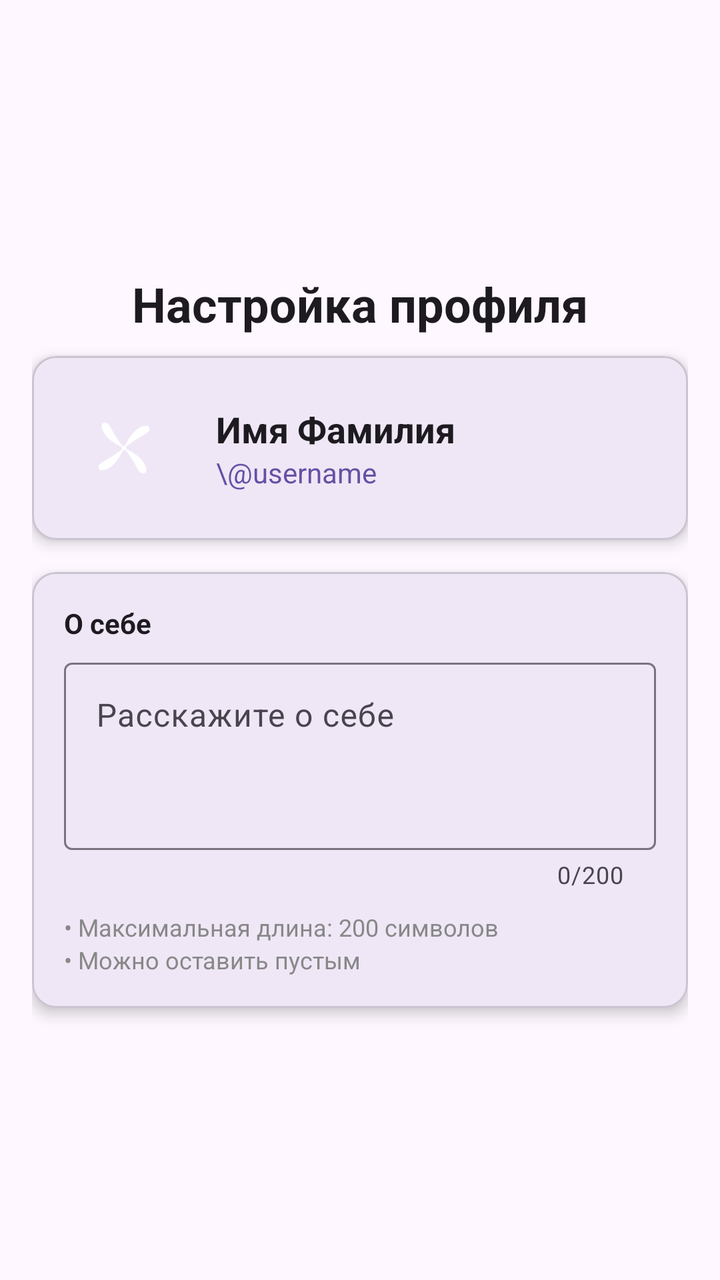
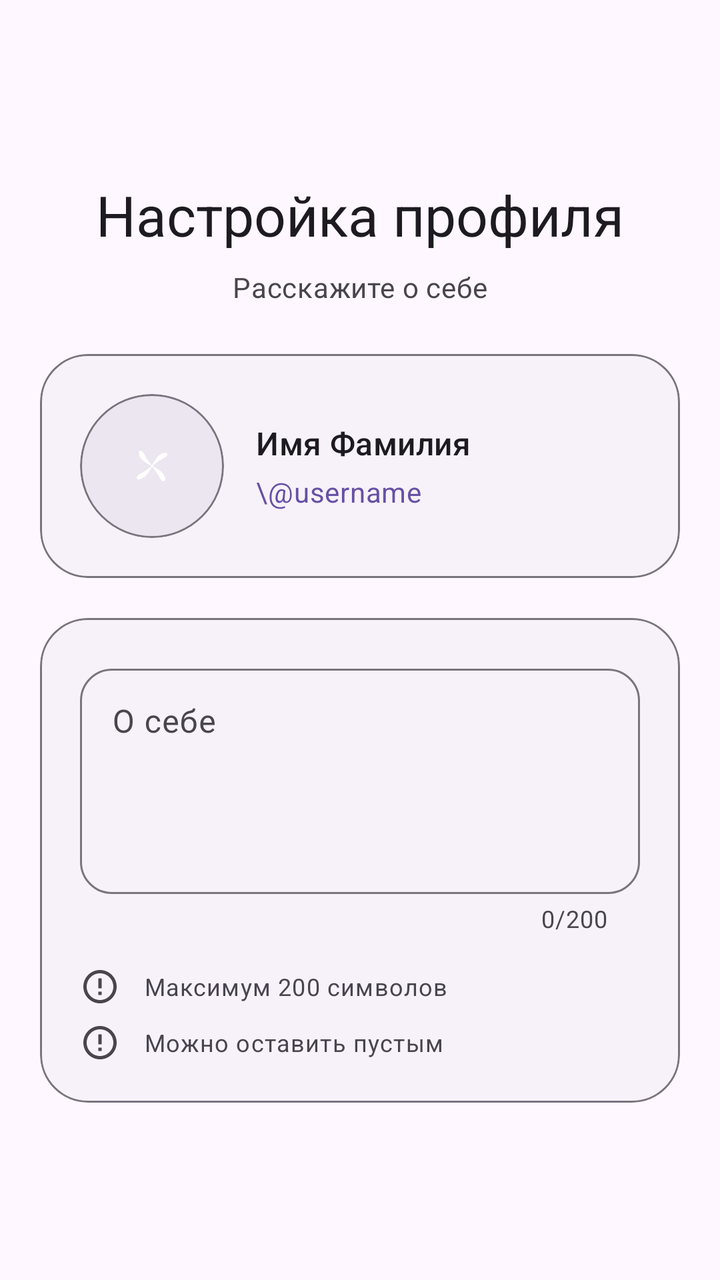

An Android layout rendered at two revisions. The XML below is the earlier revision; the diff shows what the commit changed to produce the second picture.
<!-- AndroidManifest.xml: application theme Theme.BarkfluffClientAndroid -->
<!-- res/layout/step_register_07_bio.xml -->
<?xml version="1.0" encoding="utf-8"?>
<ScrollView xmlns:android="http://schemas.android.com/apk/res/android"
    xmlns:app="http://schemas.android.com/apk/res-auto"
    android:layout_width="match_parent"
    android:layout_height="match_parent"
    android:fillViewport="true">

    <LinearLayout
        android:layout_width="match_parent"
        android:layout_height="wrap_content"
        android:gravity="center"
        android:orientation="vertical"
        android:padding="16dp">

        <TextView
            android:layout_width="wrap_content"
            android:layout_height="wrap_content"
            android:layout_marginBottom="10dp"
            android:text="Настройка профиля"
            android:textColor="?attr/colorOnSurface"
            android:textSize="24sp"
            android:textStyle="bold" />

        
        <com.google.android.material.card.MaterialCardView
            android:layout_width="match_parent"
            android:layout_height="wrap_content"
            android:layout_marginBottom="16dp"
            app:cardCornerRadius="12dp"
            app:cardElevation="4dp">

            <LinearLayout
                android:layout_width="match_parent"
                android:layout_height="wrap_content"
                android:orientation="vertical"
                android:padding="16dp">

                
                <LinearLayout
                    android:layout_width="match_parent"
                    android:layout_height="wrap_content"
                    android:gravity="center_vertical"
                    android:orientation="horizontal">

                    <ImageView
                        android:id="@+id/previewAvatar"
                        android:layout_width="60dp"
                        android:layout_height="60dp"
                        android:background="@drawable/ic_launcher_foreground"
                        android:contentDescription="Avatar preview"
                        android:scaleType="centerCrop" />

                    <LinearLayout
                        android:layout_width="match_parent"
                        android:layout_height="wrap_content"
                        android:layout_marginStart="16dp"
                        android:orientation="vertical">

                        <TextView
                            android:id="@+id/previewFullName"
                            android:layout_width="wrap_content"
                            android:layout_height="wrap_content"
                            android:text="Имя Фамилия"
                            android:textColor="?attr/colorOnSurface"
                            android:textSize="18sp"
                            android:textStyle="bold" />

                        <TextView
                            android:id="@+id/previewUsername"
                            android:layout_width="wrap_content"
                            android:layout_height="wrap_content"
                            android:text="\@username"
                            android:textColor="?attr/colorPrimary"
                            android:textSize="14sp" />
                    </LinearLayout>
                </LinearLayout>
            </LinearLayout>
        </com.google.android.material.card.MaterialCardView>

        
        <com.google.android.material.card.MaterialCardView
            android:layout_width="match_parent"
            android:layout_height="wrap_content"
            app:cardCornerRadius="12dp"
            app:cardElevation="4dp">

            <LinearLayout
                android:layout_width="match_parent"
                android:layout_height="wrap_content"
                android:orientation="vertical"
                android:padding="16dp">

                <TextView
                    android:layout_width="wrap_content"
                    android:layout_height="wrap_content"
                    android:text="О себе"
                    android:textColor="?attr/colorOnSurface"
                    android:textSize="14sp"
                    android:textStyle="bold" />

                <com.google.android.material.textfield.TextInputLayout
                    android:id="@+id/bioInputLayout"
                    style="@style/Widget.Material3.TextInputLayout.OutlinedBox"
                    android:layout_width="match_parent"
                    android:layout_height="wrap_content"
                    android:layout_marginTop="5dp"
                    android:hint="Расскажите о себе"
                    app:counterEnabled="true"
                    app:counterMaxLength="200">

                    <com.google.android.material.textfield.TextInputEditText
                        android:id="@+id/bioEditText"
                        android:layout_width="match_parent"
                        android:layout_height="wrap_content"
                        android:gravity="top"
                        android:inputType="textMultiLine"
                        android:maxLength="200"
                        android:minLines="3" />
                </com.google.android.material.textfield.TextInputLayout>

                <TextView
                    android:layout_width="wrap_content"
                    android:layout_height="wrap_content"
                    android:layout_marginTop="10dp"
                    android:text="• Максимальная длина: 200 символов"
                    android:textColor="#888888"
                    android:textSize="12sp" />

                <TextView
                    android:layout_width="wrap_content"
                    android:layout_height="wrap_content"
                    android:text="• Можно оставить пустым"
                    android:textColor="#888888"
                    android:textSize="12sp" />
            </LinearLayout>
        </com.google.android.material.card.MaterialCardView>
    </LinearLayout>
</ScrollView>
<!-- resources referenced by this layout -->
<resources>
  <!-- drawable ic_launcher_foreground (drawable) -->
  <?xml version="1.0" encoding="utf-8"?>
  <vector xmlns:android="http://schemas.android.com/apk/res/android"
      android:width="108dp"
      android:height="108dp"
      android:viewportWidth="108"
      android:viewportHeight="108">
      
      
      <path
          android:fillColor="#FFFFFF"
          android:pathData="M54,54m-2,0a2,2 0,1 1,4 0a2,2 0,1 1,-4 0" />
      
      
      <path
          android:fillColor="#FFFFFF"
          android:pathData="M54,54c0,0 8,-20 20,-20c2,0 3,1 3,3c0,3 -5,5 -10,8c-8,5 -13,9 -13,9z" />
      
      
      <path
          android:fillColor="#FFFFFF"
          android:pathData="M54,54c0,0 20,8 20,20c0,2 -1,3 -3,3c-3,0 -5,-5 -8,-10c-5,-8 -9,-13 -9,-13z" />
      
      
      <path
          android:fillColor="#FFFFFF"
          android:pathData="M54,54c0,0 -8,20 -20,20c-2,0 -3,-1 -3,-3c0,-3 5,-5 10,-8c8,-5 13,-9 13,-9z" />
      
      
      <path
          android:fillColor="#FFFFFF"
          android:pathData="M54,54c0,0 -20,-8 -20,-20c0,-2 1,-3 3,-3c3,0 5,5 8,10c5,8 9,13 9,13z" />
          
  </vector>
  <style name="Theme.BarkfluffClientAndroid" parent="Base.Theme.BarkfluffClientAndroid" />
  <style name="Base.Theme.BarkfluffClientAndroid" parent="Theme.Material3.DayNight.NoActionBar">
          
          <item name="android:statusBarColor">?attr/colorSurface</item>
          <item name="android:windowBackground">?android:attr/colorBackground</item>
      </style>
</resources>

<!-- the commit's change to res/layout/step_register_07_bio.xml (unified diff, before → after) -->
@@ -1,5 +1,5 @@
 <?xml version="1.0" encoding="utf-8"?>
-<ScrollView xmlns:android="http://schemas.android.com/apk/res/android"
+<androidx.core.widget.NestedScrollView xmlns:android="http://schemas.android.com/apk/res/android"
     xmlns:app="http://schemas.android.com/apk/res-auto"
     android:layout_width="match_parent"
     android:layout_height="match_parent"
@@ -10,101 +10,121 @@
         android:layout_height="wrap_content"
         android:gravity="center"
         android:orientation="vertical"
-        android:padding="16dp">
-
+        android:padding="20dp">
+
+        
         <TextView
             android:layout_width="wrap_content"
             android:layout_height="wrap_content"
-            android:layout_marginBottom="10dp"
+            android:layout_marginBottom="8dp"
             android:text="Настройка профиля"
-            android:textColor="?attr/colorOnSurface"
-            android:textSize="24sp"
-            android:textStyle="bold" />
+            android:textAppearance="?attr/textAppearanceHeadlineMedium"
+            android:textColor="?attr/colorOnSurface" />
+
+        
+        <TextView
+            android:layout_width="wrap_content"
+            android:layout_height="wrap_content"
+            android:layout_marginBottom="24dp"
+            android:text="Расскажите о себе"
+            android:textAppearance="?attr/textAppearanceBodyMedium"
+            android:textColor="?attr/colorOnSurfaceVariant" />
 
         
         <com.google.android.material.card.MaterialCardView
             android:layout_width="match_parent"
             android:layout_height="wrap_content"
-            android:layout_marginBottom="16dp"
-            app:cardCornerRadius="12dp"
-            app:cardElevation="4dp">
+            android:layout_marginBottom="20dp"
+            app:cardBackgroundColor="?attr/colorSurfaceContainerLow"
+            app:cardCornerRadius="24dp"
+            app:cardElevation="0dp"
+            app:strokeColor="?attr/colorOutline"
+            app:strokeWidth="1dp">
+
+            <LinearLayout
+                android:layout_width="match_parent"
+                android:layout_height="wrap_content"
+                android:gravity="center_vertical"
+                android:orientation="horizontal"
+                android:padding="20dp">
+
+                
+                <com.google.android.material.card.MaterialCardView
+                    android:layout_width="72dp"
+                    android:layout_height="72dp"
+                    app:cardBackgroundColor="?attr/colorSurfaceContainerHigh"
+                    app:cardCornerRadius="36dp"
+                    app:cardElevation="0dp"
+                    app:strokeColor="?attr/colorOutline"
+                    app:strokeWidth="1dp">
+
+                    <ImageView
+                        android:id="@+id/previewAvatar"
+                        android:layout_width="match_parent"
+                        android:layout_height="match_parent"
+                        android:contentDescription="Avatar preview"
+                        android:padding="18dp"
+                        android:scaleType="centerCrop"
+                        android:src="@drawable/ic_launcher_foreground" />
+
+                </com.google.android.material.card.MaterialCardView>
+
+                
+                <LinearLayout
+                    android:layout_width="match_parent"
+                    android:layout_height="wrap_content"
+                    android:layout_marginStart="16dp"
+                    android:orientation="vertical">
+
+                    <TextView
+                        android:id="@+id/previewFullName"
+                        android:layout_width="wrap_content"
+                        android:layout_height="wrap_content"
+                        android:text="Имя Фамилия"
+                        android:textAppearance="?attr/textAppearanceTitleMedium"
+                        android:textColor="?attr/colorOnSurface" />
+
+                    <TextView
+                        android:id="@+id/previewUsername"
+                        android:layout_width="wrap_content"
+                        android:layout_height="wrap_content"
+                        android:layout_marginTop="4dp"
+                        android:text="\@username"
+                        android:textAppearance="?attr/textAppearanceBodyMedium"
+                        android:textColor="?attr/colorPrimary" />
+
+                </LinearLayout>
+
+            </LinearLayout>
+
+        </com.google.android.material.card.MaterialCardView>
+
+        
+        <com.google.android.material.card.MaterialCardView
+            android:layout_width="match_parent"
+            android:layout_height="wrap_content"
+            app:cardBackgroundColor="?attr/colorSurfaceContainerLow"
+            app:cardCornerRadius="24dp"
+            app:cardElevation="0dp"
+            app:strokeColor="?attr/colorOutline"
+            app:strokeWidth="1dp">
 
             <LinearLayout
                 android:layout_width="match_parent"
                 android:layout_height="wrap_content"
                 android:orientation="vertical"
-                android:padding="16dp">
-
-                
-                <LinearLayout
-                    android:layout_width="match_parent"
-                    android:layout_height="wrap_content"
-                    android:gravity="center_vertical"
-                    android:orientation="horizontal">
-
-                    <ImageView
-                        android:id="@+id/previewAvatar"
-                        android:layout_width="60dp"
-                        android:layout_height="60dp"
-                        android:background="@drawable/ic_launcher_foreground"
-                        android:contentDescription="Avatar preview"
-                        android:scaleType="centerCrop" />
-
-                    <LinearLayout
-                        android:layout_width="match_parent"
-                        android:layout_height="wrap_content"
-                        android:layout_marginStart="16dp"
-                        android:orientation="vertical">
-
-                        <TextView
-                            android:id="@+id/previewFullName"
-                            android:layout_width="wrap_content"
-                            android:layout_height="wrap_content"
-                            android:text="Имя Фамилия"
-                            android:textColor="?attr/colorOnSurface"
-                            android:textSize="18sp"
-                            android:textStyle="bold" />
-
-                        <TextView
-                            android:id="@+id/previewUsername"
-                            android:layout_width="wrap_content"
-                            android:layout_height="wrap_content"
-                            android:text="\@username"
-                            android:textColor="?attr/colorPrimary"
-                            android:textSize="14sp" />
-                    </LinearLayout>
-                </LinearLayout>
-            </LinearLayout>
-        </com.google.android.material.card.MaterialCardView>
-
-        
-        <com.google.android.material.card.MaterialCardView
-            android:layout_width="match_parent"
-            android:layout_height="wrap_content"
-            app:cardCornerRadius="12dp"
-            app:cardElevation="4dp">
-
-            <LinearLayout
-                android:layout_width="match_parent"
-                android:layout_height="wrap_content"
-                android:orientation="vertical"
-                android:padding="16dp">
-
-                <TextView
-                    android:layout_width="wrap_content"
-                    android:layout_height="wrap_content"
-                    android:text="О себе"
-                    android:textColor="?attr/colorOnSurface"
-                    android:textSize="14sp"
-                    android:textStyle="bold" />
+                android:padding="20dp">
 
                 <com.google.android.material.textfield.TextInputLayout
                     android:id="@+id/bioInputLayout"
                     style="@style/Widget.Material3.TextInputLayout.OutlinedBox"
                     android:layout_width="match_parent"
                     android:layout_height="wrap_content"
-                    android:layout_marginTop="5dp"
-                    android:hint="Расскажите о себе"
+                    android:hint="О себе"
+                    app:boxCornerRadiusBottomEnd="16dp"
+                    app:boxCornerRadiusBottomStart="16dp"
+                    app:boxCornerRadiusTopEnd="16dp"
+                    app:boxCornerRadiusTopStart="16dp"
                     app:counterEnabled="true"
                     app:counterMaxLength="200">
 
@@ -115,24 +135,68 @@
                         android:gravity="top"
                         android:inputType="textMultiLine"
                         android:maxLength="200"
-                        android:minLines="3" />
+                        android:minLines="4" />
+
                 </com.google.android.material.textfield.TextInputLayout>
 
-                <TextView
-                    android:layout_width="wrap_content"
+                
+                <LinearLayout
+                    android:layout_width="match_parent"
                     android:layout_height="wrap_content"
-                    android:layout_marginTop="10dp"
-                    android:text="• Максимальная длина: 200 символов"
-                    android:textColor="#888888"
-                    android:textSize="12sp" />
-
-                <TextView
-                    android:layout_width="wrap_content"
-                    android:layout_height="wrap_content"
-                    android:text="• Можно оставить пустым"
-                    android:textColor="#888888"
-                    android:textSize="12sp" />
+                    android:layout_marginTop="16dp"
+                    android:orientation="vertical">
+
+                    <LinearLayout
+                        android:layout_width="match_parent"
+                        android:layout_height="wrap_content"
+                        android:gravity="center_vertical"
+                        android:orientation="horizontal">
+
+                        <ImageView
+                            android:layout_width="20dp"
+                            android:layout_height="20dp"
+                            android:src="@drawable/ic_info"
+                            app:tint="?attr/colorOnSurfaceVariant" />
+
+                        <TextView
+                            android:layout_width="wrap_content"
+                            android:layout_height="wrap_content"
+                            android:layout_marginStart="12dp"
+                            android:text="Максимум 200 символов"
+                            android:textAppearance="?attr/textAppearanceBodySmall"
+                            android:textColor="?attr/colorOnSurfaceVariant" />
+
+                    </LinearLayout>
+
+                    <LinearLayout
+                        android:layout_width="match_parent"
+                        android:layout_height="wrap_content"
+                        android:layout_marginTop="8dp"
+                        android:gravity="center_vertical"
+                        android:orientation="horizontal">
+
+                        <ImageView
+                            android:layout_width="20dp"
+                            android:layout_height="20dp"
+                            android:src="@drawable/ic_info"
+                            app:tint="?attr/colorOnSurfaceVariant" />
+
+                        <TextView
+                            android:layout_width="wrap_content"
+                            android:layout_height="wrap_content"
+                            android:layout_marginStart="12dp"
+                            android:text="Можно оставить пустым"
+                            android:textAppearance="?attr/textAppearanceBodySmall"
+                            android:textColor="?attr/colorOnSurfaceVariant" />
+
+                    </LinearLayout>
+
+                </LinearLayout>
+
             </LinearLayout>
+
         </com.google.android.material.card.MaterialCardView>
+
     </LinearLayout>
-</ScrollView>
+
+</androidx.core.widget.NestedScrollView>
<!-- resource entries referenced after the edit -->
@@ -1,5 +1,16 @@
 <!-- resources referenced by this layout -->
 <resources>
+  <!-- drawable ic_info (drawable) -->
+  <?xml version="1.0" encoding="utf-8"?>
+  <vector xmlns:android="http://schemas.android.com/apk/res/android"
+      android:width="24dp"
+      android:height="24dp"
+      android:viewportWidth="24"
+      android:viewportHeight="24">
+      <path
+          android:fillColor="?attr/colorOnSurface"
+          android:pathData="M12,2C6.48,2 2,6.48 2,12s4.48,10 10,10 10,-4.48 10,-10S17.52,2 12,2zM12,20c-4.42,0 -8,-3.58 -8,-8s3.58,-8 8,-8 8,3.58 8,8 -3.58,8 -8,8zM11,7h2v6h-2V7zM11,15h2v2h-2V15z"/>
+  </vector>
   <!-- drawable ic_launcher_foreground (drawable) -->
   <?xml version="1.0" encoding="utf-8"?>
   <vector xmlns:android="http://schemas.android.com/apk/res/android"
@@ -37,8 +48,20 @@
   <style name="Theme.BarkfluffClientAndroid" parent="Base.Theme.BarkfluffClientAndroid" />
   <style name="Base.Theme.BarkfluffClientAndroid" parent="Theme.Material3.DayNight.NoActionBar">
           
-          <item name="android:statusBarColor">?attr/colorSurface</item>
+          <item name="android:windowLayoutInDisplayCutoutMode" tools:targetApi="p">shortEdges</item>
+          <item name="android:statusBarColor">@android:color/transparent</item>
+          <item name="android:navigationBarColor">@android:color/transparent</item>
           <item name="android:windowBackground">?android:attr/colorBackground</item>
+          
+          
+          <item name="shapeAppearanceSmallComponent">@style/ShapeAppearance.Material3.SmallComponent</item>
+          <item name="shapeAppearanceMediumComponent">@style/ShapeAppearance.Material3.MediumComponent</item>
+          <item name="shapeAppearanceLargeComponent">@style/ShapeAppearance.Material3.LargeComponent</item>
+          
+          
+          <item name="textAppearanceDisplayLarge">@style/TextAppearance.Material3.DisplayLarge</item>
+          <item name="textAppearanceHeadlineLarge">@style/TextAppearance.Material3.HeadlineLarge</item>
+          <item name="textAppearanceTitleLarge">@style/TextAppearance.Material3.TitleLarge</item>
       </style>
 </resources>
 
